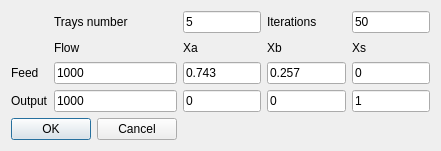
Qt form Dialogs/paramchoice.ui (Benncs/Liquid-Solid-Extraction-simulator-) before a commit.
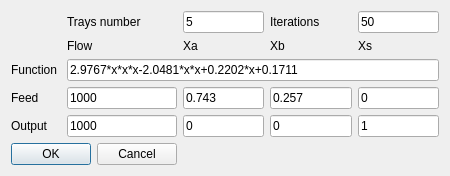
The same form after that commit.

Commit message: Add udnerflow function's dynamic parsing

What changed in the file:
```diff
--- a/Dialogs/paramchoice.ui
+++ b/Dialogs/paramchoice.ui
@@ -6,8 +6,8 @@
    <rect>
     <x>0</x>
     <y>0</y>
-    <width>441</width>
-    <height>151</height>
+    <width>450</width>
+    <height>160</height>
    </rect>
   </property>
   <property name="maximumSize">
@@ -20,6 +20,23 @@
    <string>Dialog</string>
   </property>
   <layout class="QGridLayout" name="gridLayout">
+   <item row="4" column="3">
+    <widget class="QLineEdit" name="OutputXb">
+     <property name="text">
+      <string>0</string>
+     </property>
+    </widget>
+   </item>
+   <item row="0" column="2">
+    <widget class="QLineEdit" name="traynum">
+     <property name="text">
+      <string>5</string>
+     </property>
+     <property name="placeholderText">
+      <string>5</string>
+     </property>
+    </widget>
+   </item>
    <item row="0" column="1">
     <widget class="QLabel" name="label_14">
      <property name="text">
@@ -27,20 +44,34 @@
      </property>
     </widget>
    </item>
-   <item row="0" column="2">
-    <widget class="QLineEdit" name="traynum">
+   <item row="4" column="1">
+    <widget class="QLineEdit" name="OutputFlow">
      <property name="text">
-      <string>5</string>
+      <string>1000</string>
      </property>
      <property name="placeholderText">
-      <string>5</string>
+      <string>1000</string>
      </property>
     </widget>
    </item>
-   <item row="0" column="3">
-    <widget class="QLabel" name="label_12">
+   <item row="3" column="0">
+    <widget class="QLabel" name="label_9">
      <property name="text">
-      <string>Iterations</string>
+      <string>Feed</string>
+     </property>
+    </widget>
+   </item>
+   <item row="4" column="4">
+    <widget class="QLineEdit" name="OutputXc">
+     <property name="text">
+      <string>1</string>
+     </property>
+    </widget>
+   </item>
+   <item row="1" column="4">
+    <widget class="QLabel" name="label_11">
+     <property name="text">
+      <string>Xs</string>
      </property>
     </widget>
    </item>
@@ -51,6 +82,47 @@
      </property>
     </widget>
    </item>
+   <item row="3" column="2">
+    <widget class="QLineEdit" name="FeedXa">
+     <property name="text">
+      <string>0.743</string>
+     </property>
+    </widget>
+   </item>
+   <item row="0" column="3">
+    <widget class="QLabel" name="label_12">
+     <property name="text">
+      <string>Iterations</string>
+     </property>
+    </widget>
+   </item>
+   <item row="5" column="0" colspan="2">
+    <widget class="QDialogButtonBox" name="buttonBox">
+     <property name="orientation">
+      <enum>Qt::Horizontal</enum>
+     </property>
+     <property name="standardButtons">
+      <set>QDialogButtonBox::Cancel|QDialogButtonBox::Ok</set>
+     </property>
+    </widget>
+   </item>
+   <item row="3" column="1">
+    <widget class="QLineEdit" name="FeedFlow">
+     <property name="text">
+      <string>1000</string>
+     </property>
+     <property name="placeholderText">
+      <string>1000</string>
+     </property>
+    </widget>
+   </item>
+   <item row="3" column="4">
+    <widget class="QLineEdit" name="FeedXs">
+     <property name="text">
+      <string>0</string>
+     </property>
+    </widget>
+   </item>
    <item row="1" column="1">
     <widget class="QLabel" name="label_16">
      <property name="text">
@@ -65,103 +137,45 @@
      </property>
     </widget>
    </item>
-   <item row="1" column="3">
-    <widget class="QLabel" name="label_15">
+   <item row="4" column="2">
+    <widget class="QLineEdit" name="OutputXa">
      <property name="text">
-      <string>Xb</string>
+      <string>0</string>
      </property>
     </widget>
    </item>
-   <item row="1" column="4">
-    <widget class="QLabel" name="label_11">
-     <property name="text">
-      <string>Xs</string>
-     </property>
-    </widget>
-   </item>
-   <item row="2" column="0">
-    <widget class="QLabel" name="label_9">
-     <property name="text">
-      <string>Feed</string>
-     </property>
-    </widget>
-   </item>
-   <item row="2" column="1">
-    <widget class="QLineEdit" name="FeedFlow">
-     <property name="text">
-      <string>1000</string>
-     </property>
-     <property name="placeholderText">
-      <string>1000</string>
-     </property>
-    </widget>
-   </item>
-   <item row="2" column="2">
-    <widget class="QLineEdit" name="FeedXa">
-     <property name="text">
-      <string>0.743</string>
-     </property>
-    </widget>
-   </item>
-   <item row="2" column="3">
+   <item row="3" column="3">
     <widget class="QLineEdit" name="FeedXb">
      <property name="text">
       <string>0.257</string>
      </property>
     </widget>
    </item>
-   <item row="2" column="4">
-    <widget class="QLineEdit" name="FeedXs">
-     <property name="text">
-      <string>0</string>
-     </property>
-    </widget>
-   </item>
-   <item row="3" column="0">
+   <item row="4" column="0">
     <widget class="QLabel" name="label_10">
      <property name="text">
       <string>Output</string>
      </property>
     </widget>
    </item>
-   <item row="3" column="1">
-    <widget class="QLineEdit" name="OutputFlow">
+   <item row="1" column="3">
+    <widget class="QLabel" name="label_15">
      <property name="text">
-      <string>1000</string>
+      <string>Xb</string>
      </property>
-     <property name="placeholderText">
-      <string>1000</string>
-     </property>
     </widget>
    </item>
-   <item row="3" column="2">
-    <widget class="QLineEdit" name="OutputXa">
+   <item row="2" column="0">
+    <widget class="QLabel" name="label">
      <property name="text">
-      <string>0</string>
+      <string>Function </string>
      </property>
     </widget>
    </item>
-   <item row="3" column="3">
-    <widget class="QLineEdit" name="OutputXb">
+   <item row="2" column="1" colspan="4">
+    <widget class="QLineEdit" name="func">
      <property name="text">
-      <string>0</string>
-     </property>
-    </widget>
-   </item>
-   <item row="3" column="4">
-    <widget class="QLineEdit" name="OutputXc">
-     <property name="text">
-      <string>1</string>
-     </property>
-    </widget>
-   </item>
-   <item row="4" column="0" colspan="2">
-    <widget class="QDialogButtonBox" name="buttonBox">
-     <property name="orientation">
-      <enum>Qt::Horizontal</enum>
-     </property>
-     <property name="standardButtons">
-      <set>QDialogButtonBox::Cancel|QDialogButtonBox::Ok</set>
+      <string>2.9767*x*x*x-2.0481*x*x+0.2202*x+0.1711</string>
      </property>
     </widget>
    </item>
```
The commit also changes 12 other files.
